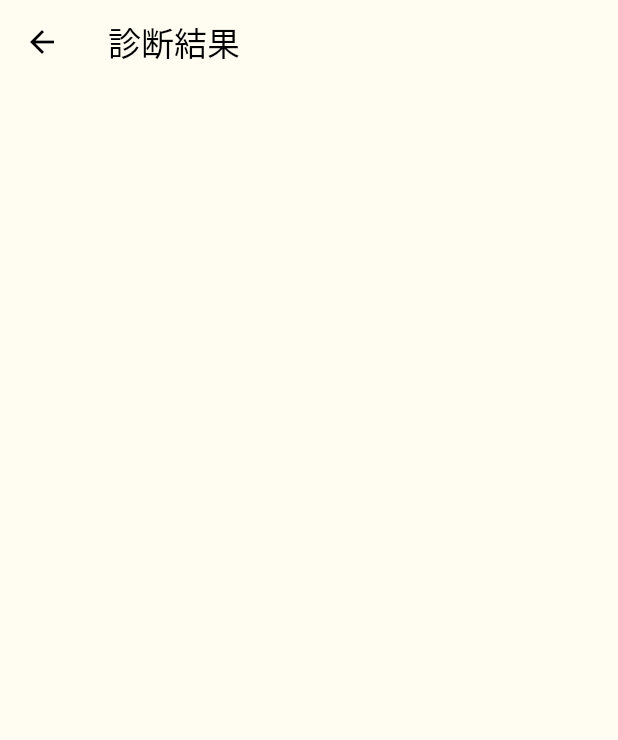
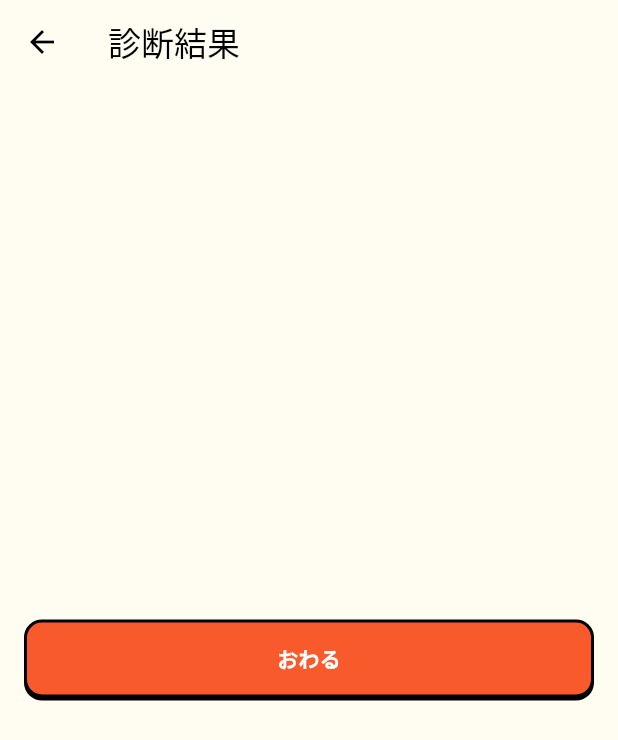
Before and after one commit to OriginMaster2024/origin_master_2024_flutter, a Flutter app: the ResultPage screen opened directly, on a phone screen of 412 x 824 dp. Shown: the top 740 px of the screen. Run offline on Flutter 3.47's test engine with Material 3 defaults, Android fonts, the phone set to English and light mode, and no system bars; our stand-ins replace flutter_hooks, flutter_svg, gap, google_fonts, hooks_riverpod, sensors_plus and 1 more.

Commit message:
Add bottom action button

```diff
--- a/lib/page/result_page.dart
+++ b/lib/page/result_page.dart
@@ -1,4 +1,6 @@
 import 'package:flutter/material.dart';
+import 'package:origin_master_2024_flutter/constants/device_size.dart';
+import 'package:origin_master_2024_flutter/widgets/action_button.dart';
 
 class ResultPage extends StatelessWidget {
   const ResultPage({super.key});
@@ -9,6 +11,15 @@ class ResultPage extends StatelessWidget {
       appBar: AppBar(
         title: const Text('診断結果'),
       ),
+      body: Center(
+        child: SizedBox(
+          width: DeviceSize.width - 32,
+          child: ActionButton(
+            onPressed: () {},
+            title: "おわる",
+          ),
+        ),
+      ),
     );
   }
 }
```
